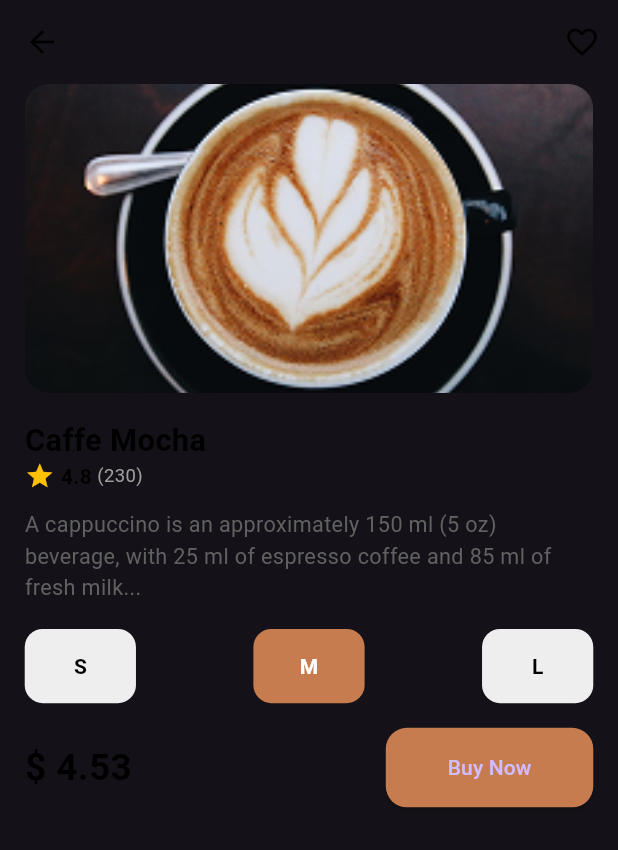
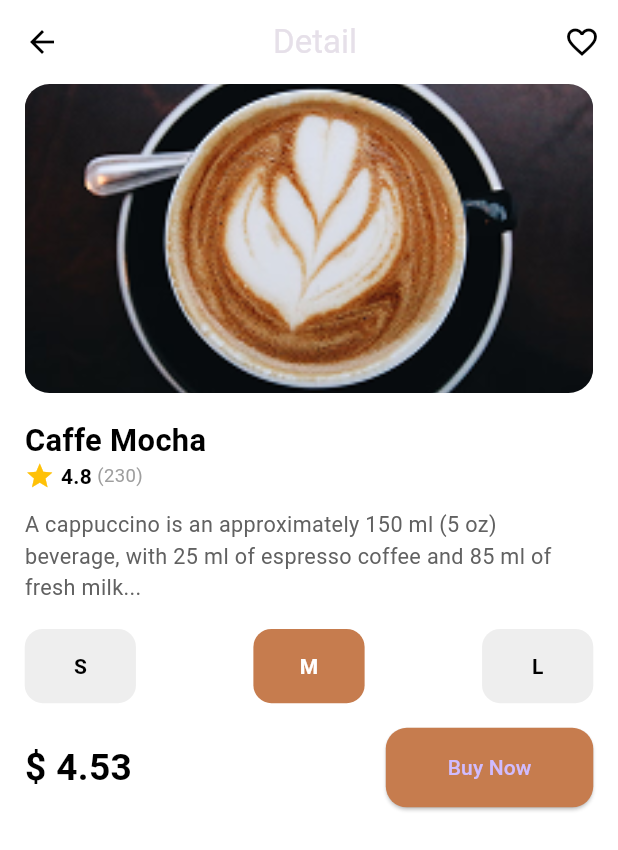
Before and after one commit to Elrmady09/caffeza, a Flutter app: the DetailPage screen opened by its route, on a phone screen of 412 x 824 dp. Shown: the top 850 px of the screen. Run offline on Flutter 3.47's test engine with Material 3 defaults, Android fonts, the phone set to English and light mode, and no system bars.

Commit message:
edit product

```diff
--- a/lib/features/product_detail/presentation/product_detail_page.dart
+++ b/lib/features/product_detail/presentation/product_detail_page.dart
@@ -1,3 +1,4 @@
+import 'package:caffeza/core/widgets/General%20Text.dart';
 import 'package:flutter/material.dart';
 import 'package:provider/provider.dart';
 import '../../../core/widgets/space.dart';
@@ -14,11 +15,14 @@ class DetailPage extends StatelessWidget {
   Widget build(BuildContext context) {
     Size size = MediaQuery.of(context).size;
 
-    return Scaffold(
+    return SafeArea(
+      child: Scaffold(
+        backgroundColor: Colors.white,
         appBar: AppBar(
           backgroundColor: Colors.transparent,
           elevation: 0,
           leading: const BackButton(color: Colors.black),
+          title: Center(child: GeneralText(text: 'Detail')),
           actions: [
             IconButton(
               icon: const Icon(Icons.favorite_border, color: Colors.black),
@@ -43,6 +47,7 @@ class DetailPage extends StatelessWidget {
             ],
           ),
         ),
+      ),
     );
   }
 }
--- a/lib/main.dart
+++ b/lib/main.dart
@@ -3,6 +3,7 @@ import 'package:provider/provider.dart';
 import 'features/home/logic/home_provider.dart';
 import 'features/onboarding/logic/onboarding_provider.dart';
 import 'app.dart';
+import 'features/product_detail/logic/product_detail_provider.dart';
 
 void main() {
   runApp(
@@ -10,6 +11,7 @@ void main() {
       providers: [
         ChangeNotifierProvider(create: (_) => OnboardingProvider()),
         ChangeNotifierProvider(create: (_) => HomeProvider()),
+        ChangeNotifierProvider(create: (_) => DetailProvider()),
       ],
       child: const MyApp(),
     ),
```
Also changed, not shown: lib/features/home/widgets/coffee_grid.dart (+19 -1 lines), lib/features/product_detail/data/models/product_model.dart (added, +13 -0 lines), lib/features/product_detail/logic/product_detail_provider.dart (+17 -2 lines). Lines whose indentation alone changed are shown as unchanged.
